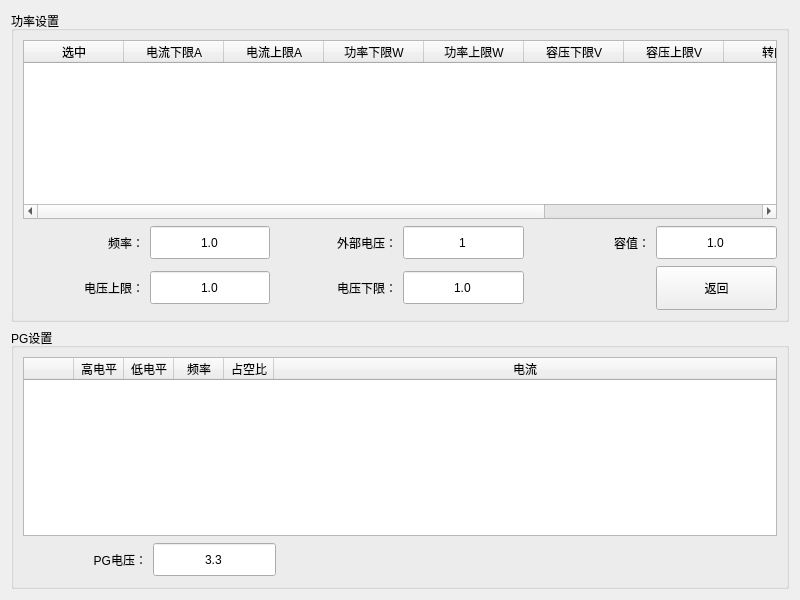
First picture: the form in PagePwr.ui, repository bloglink/aip-tester, before the edit.
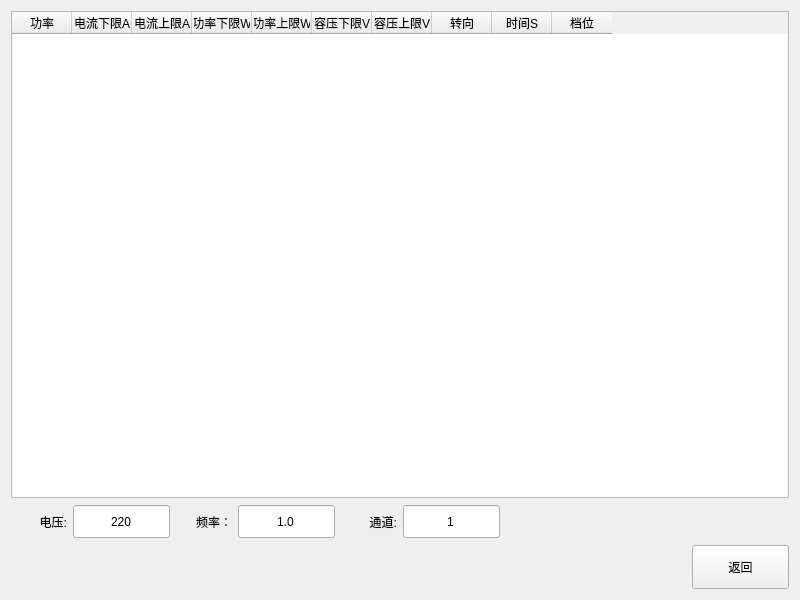
Second picture: the form after the edit.

Commit message: feat:(2.1.0.12)增加功率测试

What changed in the file:
```diff
--- a/PagePwr.ui
+++ b/PagePwr.ui
@@ -13,24 +13,52 @@
   <property name="windowTitle">
    <string>Form</string>
   </property>
-  <layout class="QVBoxLayout" name="verticalLayout">
-   <item>
-    <widget class="QGroupBox" name="BoxPower">
-     <property name="title">
-      <string>功率设置</string>
+  <layout class="QGridLayout" name="gridLayout">
+   <item row="2" column="9">
+    <widget class="QPushButton" name="BtnExit">
+     <property name="minimumSize">
+      <size>
+       <width>97</width>
+       <height>44</height>
+      </size>
      </property>
-     <layout class="QGridLayout" name="gridLayout_2">
-      <item row="1" column="4">
-       <widget class="QLabel" name="TextCap">
         <property name="text">
-         <string>容值：</string>
+      <string>返回</string>
+     </property>
+    </widget>
+   </item>
+   <item row="1" column="3">
+    <widget class="QDoubleSpinBox" name="BoxFreq">
+     <property name="minimumSize">
+      <size>
+       <width>97</width>
+       <height>35</height>
+      </size>
+     </property>
+     <property name="focusPolicy">
+      <enum>Qt::ClickFocus</enum>
         </property>
         <property name="alignment">
-         <set>Qt::AlignRight|Qt::AlignTrailing|Qt::AlignVCenter</set>
+      <set>Qt::AlignCenter</set>
+     </property>
+     <property name="buttonSymbols">
+      <enum>QAbstractSpinBox::NoButtons</enum>
+     </property>
+     <property name="decimals">
+      <number>1</number>
+     </property>
+     <property name="maximum">
+      <double>99.000000000000000</double>
+     </property>
+     <property name="singleStep">
+      <double>0.100000000000000</double>
+     </property>
+     <property name="value">
+      <double>1.000000000000000</double>
         </property>
        </widget>
       </item>
-      <item row="1" column="0">
+   <item row="1" column="2">
        <widget class="QLabel" name="TextFreq">
         <property name="text">
          <string>频率：</string>
@@ -40,35 +68,7 @@
         </property>
        </widget>
       </item>
-      <item row="2" column="1">
-       <widget class="QDoubleSpinBox" name="BoxVoltMax">
-        <property name="minimumSize">
-         <size>
-          <width>97</width>
-          <height>35</height>
-         </size>
-        </property>
-        <property name="alignment">
-         <set>Qt::AlignCenter</set>
-        </property>
-        <property name="buttonSymbols">
-         <enum>QAbstractSpinBox::NoButtons</enum>
-        </property>
-        <property name="decimals">
-         <number>1</number>
-        </property>
-        <property name="maximum">
-         <double>380.000000000000000</double>
-        </property>
-        <property name="singleStep">
-         <double>0.100000000000000</double>
-        </property>
-        <property name="value">
-         <double>1.000000000000000</double>
-        </property>
-       </widget>
-      </item>
-      <item row="1" column="3">
+   <item row="1" column="1">
        <widget class="QDoubleSpinBox" name="BoxVolt">
         <property name="minimumSize">
          <size>
@@ -92,96 +92,30 @@
          <double>0.100000000000000</double>
         </property>
         <property name="value">
-         <double>1.000000000000000</double>
+      <double>220.000000000000000</double>
         </property>
        </widget>
       </item>
-      <item row="2" column="0">
-       <widget class="QLabel" name="TextVoltMax">
-        <property name="text">
-         <string>电压上限：</string>
-        </property>
-        <property name="alignment">
-         <set>Qt::AlignRight|Qt::AlignTrailing|Qt::AlignVCenter</set>
-        </property>
-       </widget>
-      </item>
-      <item row="1" column="2">
+   <item row="1" column="0">
        <widget class="QLabel" name="TextVolt">
         <property name="text">
-         <string>外部电压：</string>
+      <string>电压:</string>
         </property>
         <property name="alignment">
          <set>Qt::AlignRight|Qt::AlignTrailing|Qt::AlignVCenter</set>
         </property>
        </widget>
       </item>
-      <item row="2" column="2">
-       <widget class="QLabel" name="TextVoltMin">
+   <item row="1" column="4">
+    <widget class="QLabel" name="TextCap">
         <property name="text">
-         <string>电压下限：</string>
+      <string>通道:</string>
         </property>
         <property name="alignment">
          <set>Qt::AlignRight|Qt::AlignTrailing|Qt::AlignVCenter</set>
         </property>
        </widget>
       </item>
-      <item row="2" column="3">
-       <widget class="QDoubleSpinBox" name="BoxVoltMin">
-        <property name="minimumSize">
-         <size>
-          <width>97</width>
-          <height>35</height>
-         </size>
-        </property>
-        <property name="alignment">
-         <set>Qt::AlignCenter</set>
-        </property>
-        <property name="buttonSymbols">
-         <enum>QAbstractSpinBox::NoButtons</enum>
-        </property>
-        <property name="decimals">
-         <number>1</number>
-        </property>
-        <property name="maximum">
-         <double>380.000000000000000</double>
-        </property>
-        <property name="singleStep">
-         <double>0.100000000000000</double>
-        </property>
-        <property name="value">
-         <double>1.000000000000000</double>
-        </property>
-       </widget>
-      </item>
-      <item row="1" column="1">
-       <widget class="QDoubleSpinBox" name="BoxFreq">
-        <property name="minimumSize">
-         <size>
-          <width>97</width>
-          <height>35</height>
-         </size>
-        </property>
-        <property name="alignment">
-         <set>Qt::AlignCenter</set>
-        </property>
-        <property name="buttonSymbols">
-         <enum>QAbstractSpinBox::NoButtons</enum>
-        </property>
-        <property name="decimals">
-         <number>1</number>
-        </property>
-        <property name="maximum">
-         <double>99.000000000000000</double>
-        </property>
-        <property name="singleStep">
-         <double>0.100000000000000</double>
-        </property>
-        <property name="value">
-         <double>1.000000000000000</double>
-        </property>
-       </widget>
-      </item>
       <item row="1" column="5">
        <widget class="QDoubleSpinBox" name="BoxCap">
         <property name="minimumSize">
@@ -197,7 +131,7 @@
          <enum>QAbstractSpinBox::NoButtons</enum>
         </property>
         <property name="decimals">
-         <number>1</number>
+      <number>0</number>
         </property>
         <property name="maximum">
          <double>380.000000000000000</double>
@@ -210,21 +144,8 @@
         </property>
        </widget>
       </item>
-      <item row="2" column="5">
-       <widget class="QPushButton" name="BtnExit">
-        <property name="minimumSize">
-         <size>
-          <width>97</width>
-          <height>44</height>
-         </size>
-        </property>
-        <property name="text">
-         <string>返回</string>
-        </property>
-       </widget>
-      </item>
-      <item row="0" column="0" colspan="6">
-       <widget class="QTableWidget" name="TabPower">
+   <item row="0" column="0" colspan="10">
+    <widget class="QTableWidget" name="TabParams">
         <property name="focusPolicy">
          <enum>Qt::NoFocus</enum>
         </property>
@@ -240,9 +161,12 @@
         <property name="selectionMode">
          <enum>QAbstractItemView::SingleSelection</enum>
         </property>
+     <attribute name="horizontalHeaderDefaultSectionSize">
+      <number>60</number>
+     </attribute>
         <column>
          <property name="text">
-          <string>选中</string>
+       <string>功率</string>
          </property>
         </column>
         <column>
@@ -362,181 +286,6 @@
           <set>AlignCenter</set>
          </property>
         </column>
-       </widget>
-      </item>
-     </layout>
-    </widget>
-   </item>
-   <item>
-    <widget class="QGroupBox" name="BoxPG">
-     <property name="title">
-      <string>PG设置</string>
-     </property>
-     <layout class="QGridLayout" name="gridLayout" columnstretch="1,1,4">
-      <item row="1" column="1">
-       <widget class="QDoubleSpinBox" name="BoxVoltPG">
-        <property name="minimumSize">
-         <size>
-          <width>97</width>
-          <height>35</height>
-         </size>
-        </property>
-        <property name="alignment">
-         <set>Qt::AlignCenter</set>
-        </property>
-        <property name="buttonSymbols">
-         <enum>QAbstractSpinBox::NoButtons</enum>
-        </property>
-        <property name="decimals">
-         <number>1</number>
-        </property>
-        <property name="minimum">
-         <double>3.300000000000000</double>
-        </property>
-        <property name="maximum">
-         <double>15.000000000000000</double>
-        </property>
-        <property name="singleStep">
-         <double>0.100000000000000</double>
-        </property>
-        <property name="value">
-         <double>3.300000000000000</double>
-        </property>
-       </widget>
-      </item>
-      <item row="1" column="0">
-       <widget class="QLabel" name="TextVoltPG">
-        <property name="text">
-         <string>PG电压：</string>
-        </property>
-        <property name="alignment">
-         <set>Qt::AlignRight|Qt::AlignTrailing|Qt::AlignVCenter</set>
-        </property>
-       </widget>
-      </item>
-      <item row="0" column="0" colspan="3">
-       <widget class="QTableWidget" name="TabPG">
-        <property name="focusPolicy">
-         <enum>Qt::NoFocus</enum>
-        </property>
-        <property name="inputMethodHints">
-         <set>Qt::ImhNone</set>
-        </property>
-        <property name="editTriggers">
-         <set>QAbstractItemView::AllEditTriggers</set>
-        </property>
-        <property name="alternatingRowColors">
-         <bool>false</bool>
-        </property>
-        <property name="selectionMode">
-         <enum>QAbstractItemView::SingleSelection</enum>
-        </property>
-        <attribute name="horizontalHeaderDefaultSectionSize">
-         <number>50</number>
-        </attribute>
-        <attribute name="horizontalHeaderStretchLastSection">
-         <bool>true</bool>
-        </attribute>
-        <attribute name="verticalHeaderVisible">
-         <bool>false</bool>
-        </attribute>
-        <attribute name="verticalHeaderDefaultSectionSize">
-         <number>40</number>
-        </attribute>
-        <column>
-         <property name="text">
-          <string/>
-         </property>
-         <property name="font">
-          <font>
-           <pointsize>9</pointsize>
-          </font>
-         </property>
-         <property name="textAlignment">
-          <set>AlignCenter</set>
-         </property>
-        </column>
-        <column>
-         <property name="text">
-          <string>高电平</string>
-         </property>
-         <property name="font">
-          <font>
-           <pointsize>9</pointsize>
-          </font>
-         </property>
-         <property name="textAlignment">
-          <set>AlignCenter</set>
-         </property>
-        </column>
-        <column>
-         <property name="text">
-          <string>低电平</string>
-         </property>
-         <property name="font">
-          <font>
-           <pointsize>9</pointsize>
-          </font>
-         </property>
-         <property name="textAlignment">
-          <set>AlignCenter</set>
-         </property>
-        </column>
-        <column>
-         <property name="text">
-          <string>频率</string>
-         </property>
-         <property name="font">
-          <font>
-           <pointsize>9</pointsize>
-          </font>
-         </property>
-         <property name="textAlignment">
-          <set>AlignCenter</set>
-         </property>
-        </column>
-        <column>
-         <property name="text">
-          <string>占空比</string>
-         </property>
-         <property name="font">
-          <font>
-           <pointsize>9</pointsize>
-          </font>
-         </property>
-         <property name="textAlignment">
-          <set>AlignCenter</set>
-         </property>
-        </column>
-        <column>
-         <property name="text">
-          <string>电流</string>
-         </property>
-         <property name="font">
-          <font>
-           <pointsize>9</pointsize>
-          </font>
-         </property>
-         <property name="textAlignment">
-          <set>AlignCenter</set>
-         </property>
-        </column>
-       </widget>
-      </item>
-      <item row="1" column="2">
-       <spacer name="horizontalSpacer">
-        <property name="orientation">
-         <enum>Qt::Horizontal</enum>
-        </property>
-        <property name="sizeHint" stdset="0">
-         <size>
-          <width>40</width>
-          <height>20</height>
-         </size>
-        </property>
-       </spacer>
-      </item>
-     </layout>
     </widget>
    </item>
   </layout>
```
Left out of the diff: 8 changed lines with no effect on the pictures. Lines whose indentation alone changed are shown as unchanged. The commit also changes 4 other files.
